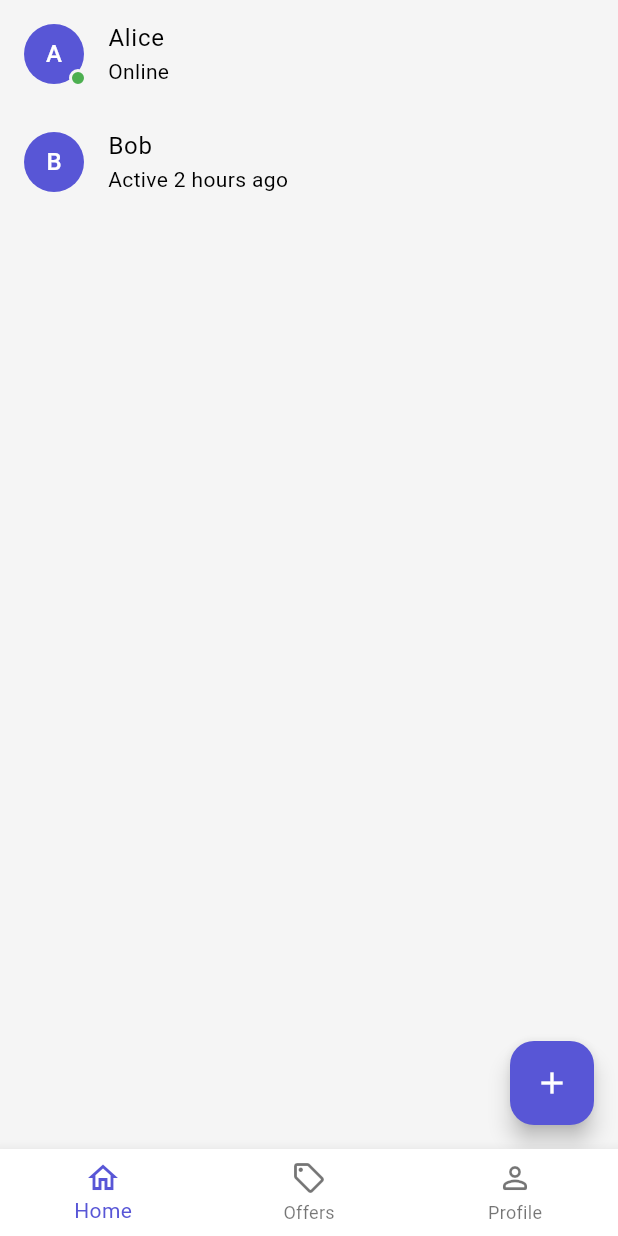
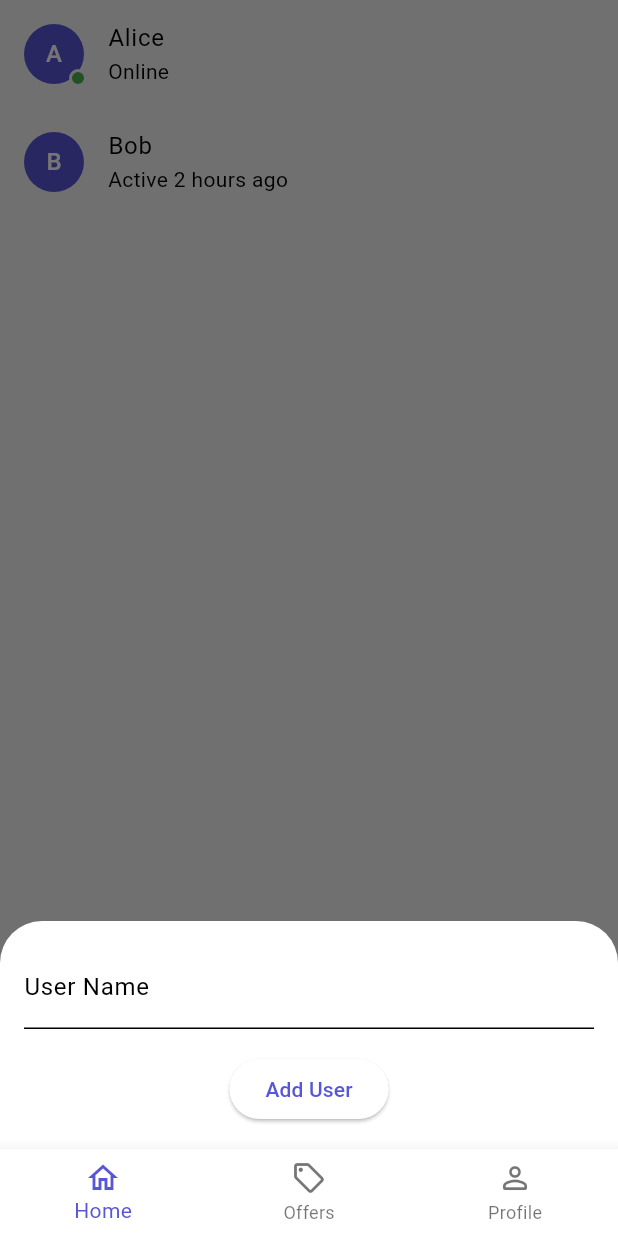
Before and after one commit to ab-irami/flutter_mysivi_chat_app, a Flutter app: the screen it shows after launch, scrolled down 44 dp, after a tap on the "add" icon, on a phone screen of 412 x 824 dp. Run offline on Flutter 3.47's test engine with Material 3 defaults, Android fonts, the phone set to English and light mode, and no system bars; our stand-ins replace flutter_bloc, go_router.

Commit message:
feat: Implement user addition functionality with a bottom sheet and update user service logic

```diff
--- a/lib/features/home/tabs/users/views/users_tab.dart
+++ b/lib/features/home/tabs/users/views/users_tab.dart
@@ -46,7 +46,9 @@ class UsersTab extends StatelessWidget {
                   bottom: 16,
                   right: 16,
                   child: FloatingActionButton(
-                    onPressed: () {},
+                    onPressed: () {
+                      _buildAddUserBottomSheet(context);
+                    },
                     child: const Icon(Icons.add),
                   ),
                 ),
@@ -58,4 +60,57 @@ class UsersTab extends StatelessWidget {
       ),
     );
   }
+
+  void _buildAddUserBottomSheet(BuildContext context) {
+    final TextEditingController nameController = TextEditingController();
+    final GlobalKey<FormState> formKey = GlobalKey<FormState>();
+
+    showModalBottomSheet(
+      context: context,
+      isScrollControlled: true,
+      builder: (sheetContext) {
+        return Padding(
+          padding: EdgeInsets.only(
+            left: 16,
+            right: 16,
+            top: 16,
+            bottom: MediaQuery.of(context).viewInsets.bottom + 16,
+          ),
+          child: Form(
+            key: formKey,
+            child: Column(
+              mainAxisSize: MainAxisSize.min,
+              children: [
+                TextFormField(
+                  controller: nameController,
+                  decoration: const InputDecoration(labelText: 'User Name'),
+                  validator: (value) {
+                    if (value == null || value.trim().isEmpty) {
+                      return 'Please enter a name';
+                    }
+                    return null;
+                  },
+                ),
+
+                const SizedBox(height: 16),
+
+                ElevatedButton(
+                  onPressed: () {
+                    if (!formKey.currentState!.validate()) return;
+
+                    context.read<UsersBloc>().add(
+                      AddUser(nameController.text.trim()),
+                    );
+
+                    Navigator.pop(sheetContext);
+                  },
+                  child: const Text('Add User'),
+                ),
+              ],
+            ),
+          ),
+        );
+      },
+    );
+  }
 }
--- a/lib/main.dart
+++ b/lib/main.dart
@@ -1,8 +1,12 @@
 import 'package:flutter/material.dart';
+import 'package:flutter_bloc/flutter_bloc.dart';
+import 'package:flutter_mysivi_chat_app/app/observers/bloc_observer.dart';
 import 'package:flutter_mysivi_chat_app/app/router/app_router.dart';
 import 'package:flutter_mysivi_chat_app/core/themes/app_theme.dart';
 
 void main() {
+  WidgetsFlutterBinding.ensureInitialized();
+  Bloc.observer = AppBlocObserver();
   runApp(const MyApp());
 }
 
--- a/lib/services/users_services.dart
+++ b/lib/services/users_services.dart
@@ -29,8 +29,10 @@ class UsersServicesImpl implements UserServices {
     final newUser = UserModel(
       id: DateTime.now().millisecondsSinceEpoch.toString(),
       name: name,
-      isOnline: false,
-      lastActive: DateTime.now(),
+      isOnline: _users.length % 2 == 0,
+      lastActive: _users.length % 2 == 0
+          ? DateTime.now()
+          : DateTime.now().subtract(Duration(hours: 1)),
     );
     _users.add(newUser);
   }
```
Also changed, not shown: lib/features/home/tabs/users/bloc/users_bloc.dart (+17 -0 lines).
